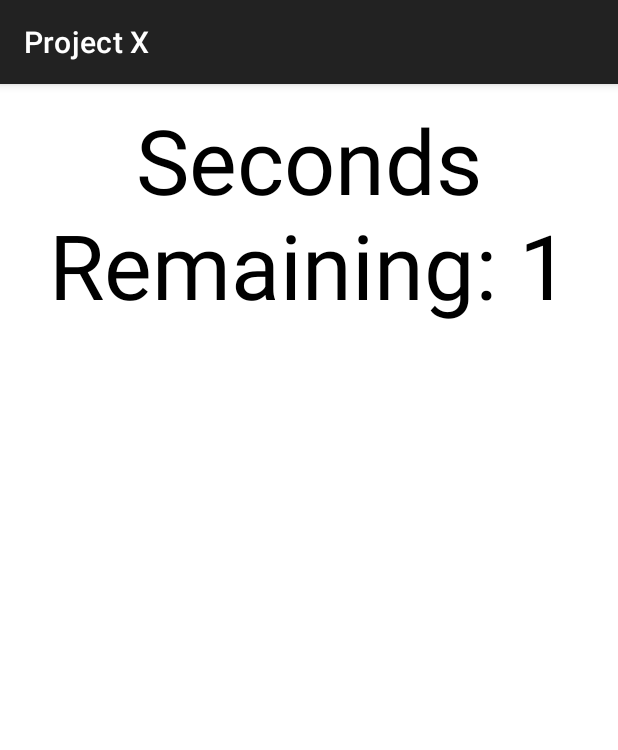
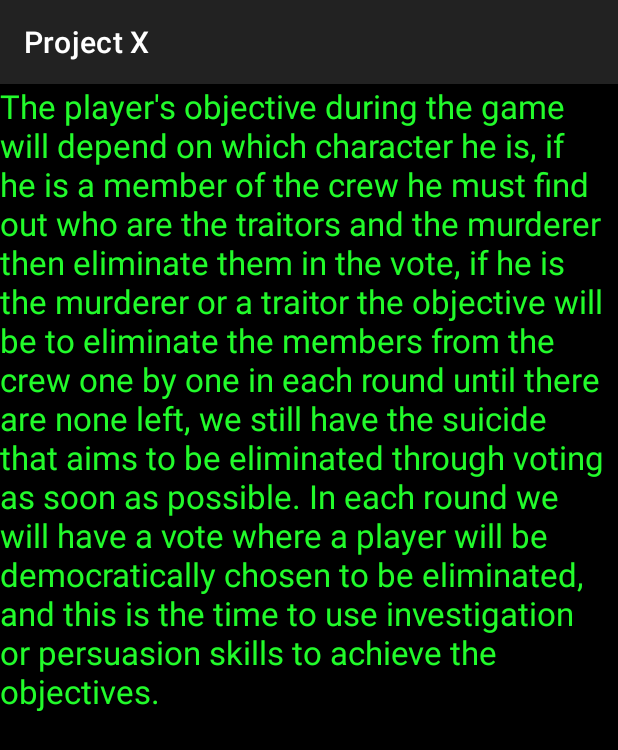
Before and after one commit to Cleiton366/Projeto-Final-Topicos-Especiais-I, an Android app: the screen it shows after launch (Timer before the commit, HowToPlay after it), after a tap on "How to Play", on a phone screen of 412 x 824 dp. Shown: the top 750 px of the screen. Run offline under Robolectric (Android 15) with nearby library versions, the phone set to English and light mode, and no system bars.

Commit message:
finishing flow

```diff
--- a/app/src/main/java/com/quixada/ufc/projectx/DetailActivity.kt
+++ b/app/src/main/java/com/quixada/ufc/projectx/DetailActivity.kt
@@ -28,6 +28,7 @@ class DetailActivity : AppCompatActivity() {
             binding.description.text = character.description
         }
 
+
         val eliminatePLayerBtn = findViewById<LinearLayout>(R.id.kill_btn)
         eliminatePLayerBtn.setOnClickListener {
             eliminatePlayer(character)
--- /dev/null
+++ b/app/src/main/java/com/quixada/ufc/projectx/HowToPlay.kt
@@ -0,0 +1,11 @@
+package com.quixada.ufc.projectx
+
+import androidx.appcompat.app.AppCompatActivity
+import android.os.Bundle
+
+class HowToPlay : AppCompatActivity() {
+    override fun onCreate(savedInstanceState: Bundle?) {
+        super.onCreate(savedInstanceState)
+        setContentView(R.layout.activity_how_to_play)
+    }
+}
--- a/app/src/main/java/com/quixada/ufc/projectx/MainMenu.kt
+++ b/app/src/main/java/com/quixada/ufc/projectx/MainMenu.kt
@@ -23,11 +23,12 @@ class MainMenu : AppCompatActivity() {
             startActivity(intent)
         }
         howToPlayBtn.setOnClickListener {
-            val intent = Intent(applicationContext, Timer::class.java)
+            val intent = Intent(applicationContext, HowToPlay::class.java)
             startActivity(intent)
         }
         aboutBtn.setOnClickListener {
-
+            val intent = Intent(applicationContext, AboutGame::class.java)
+            startActivity(intent)
         }
     }
 }
--- a/app/src/main/java/com/quixada/ufc/projectx/SortRolesActivity.kt
+++ b/app/src/main/java/com/quixada/ufc/projectx/SortRolesActivity.kt
@@ -45,7 +45,7 @@ class SortRolesActivity : AppCompatActivity() {
             //TODO narrate that every player must sleep now
 
             runOnUiThread {
-                Thread.sleep(1000)
+                Thread.sleep(5000)
                 playerRoleContainer.isInvisible = false
             }
 
@@ -54,7 +54,7 @@ class SortRolesActivity : AppCompatActivity() {
                 runOnUiThread { characterRole.text = character.role.roleName }
                 runOnUiThread { characterRoleDescription.text = character.role.roleDescription }
                 //TODO narrate that this specific player must wake up to see his/her role
-                Thread.sleep( 1)
+                Thread.sleep( 20000)
                 //TODO narrate that this specific player must sleep now
             }
             val intent = Intent(applicationContext, Timer::class.java)
--- /dev/null
+++ b/app/src/main/res/layout/activity_how_to_play.xml
@@ -0,0 +1,27 @@
+<?xml version="1.0" encoding="utf-8"?>
+<ScrollView xmlns:android="http://schemas.android.com/apk/res/android"
+    xmlns:app="http://schemas.android.com/apk/res-auto"
+    xmlns:tools="http://schemas.android.com/tools"
+    android:layout_width="match_parent"
+    android:layout_height="match_parent"
+    tools:context=".HowToPlay"
+    android:background="@color/black">
+
+    <LinearLayout
+        android:layout_width="match_parent"
+        android:layout_height="wrap_content">
+
+        <TextView
+            android:layout_width="wrap_content"
+            android:layout_height="match_parent"
+
+            android:text="The player's objective during the game will depend on which character he is, if he is a member of the crew he must find out who are the traitors and the murderer then eliminate them in the vote, if he is the murderer or a traitor the objective will be to eliminate the members from the crew one by one in each round until there are none left, we still have the suicide that aims to be eliminated through voting as soon as possible.
+In each round we will have a vote where a player will be democratically chosen to be eliminated, and this is the time to use investigation or persuasion skills to achieve the objectives."
+
+            android:textColor="@color/neonGreen"
+            android:textSize="10pt" />
+
+    </LinearLayout>
+
+
+</ScrollView>
--- a/app/src/main/res/layout/activity_main.xml
+++ b/app/src/main/res/layout/activity_main.xml
@@ -4,7 +4,8 @@
     xmlns:tools="http://schemas.android.com/tools"
     android:layout_width="match_parent"
     android:layout_height="match_parent"
-    tools:context=".MainActivity">
+    tools:context=".MainActivity"
+    android:background="@color/cardview_dark_background">
 
 
     <androidx.recyclerview.widget.RecyclerView
--- a/app/src/main/res/layout/activity_main_menu.xml
+++ b/app/src/main/res/layout/activity_main_menu.xml
@@ -4,7 +4,8 @@
     xmlns:tools="http://schemas.android.com/tools"
     android:layout_width="match_parent"
     android:layout_height="match_parent"
-    tools:context=".MainMenu">
+    tools:context=".MainMenu"
+    android:background="@color/cardview_dark_background">
 
     <LinearLayout
         android:layout_width="match_parent"
--- a/app/src/main/res/layout/activity_timer.xml
+++ b/app/src/main/res/layout/activity_timer.xml
@@ -18,4 +18,10 @@
         android:textSize="60sp"
         android:textAlignment="center"/>
 
+    <Button
+        android:id="@+id/voteButton"
+        android:layout_width="match_parent"
+        android:layout_height="wrap_content"
+        android:text="Vote" />
+
 </LinearLayout>
```
Also changed, not shown: app/src/main/AndroidManifest.xml (+14 -0 lines), app/src/main/java/com/quixada/ufc/projectx/AboutGame.kt (added, +11 -0 lines), app/src/main/java/com/quixada/ufc/projectx/Timer.kt (+10 -1 lines), app/src/main/res/layout/activity_about_game.xml (added, +26 -0 lines).
